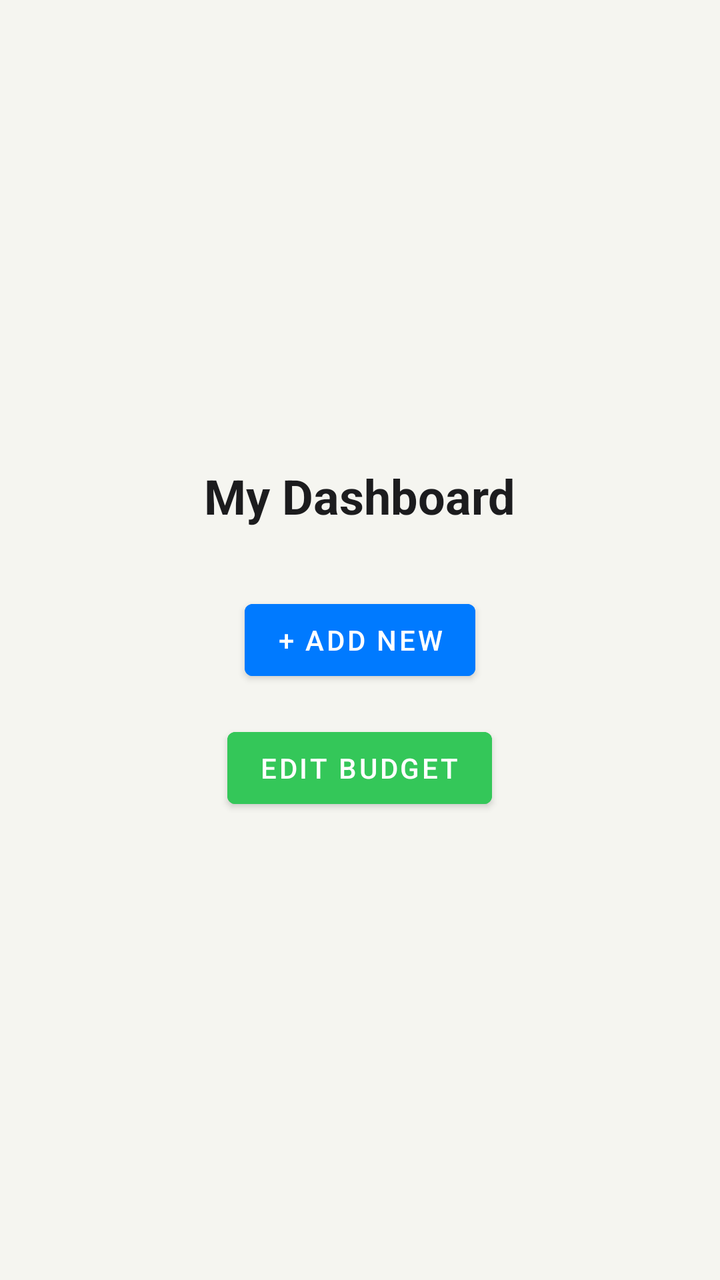
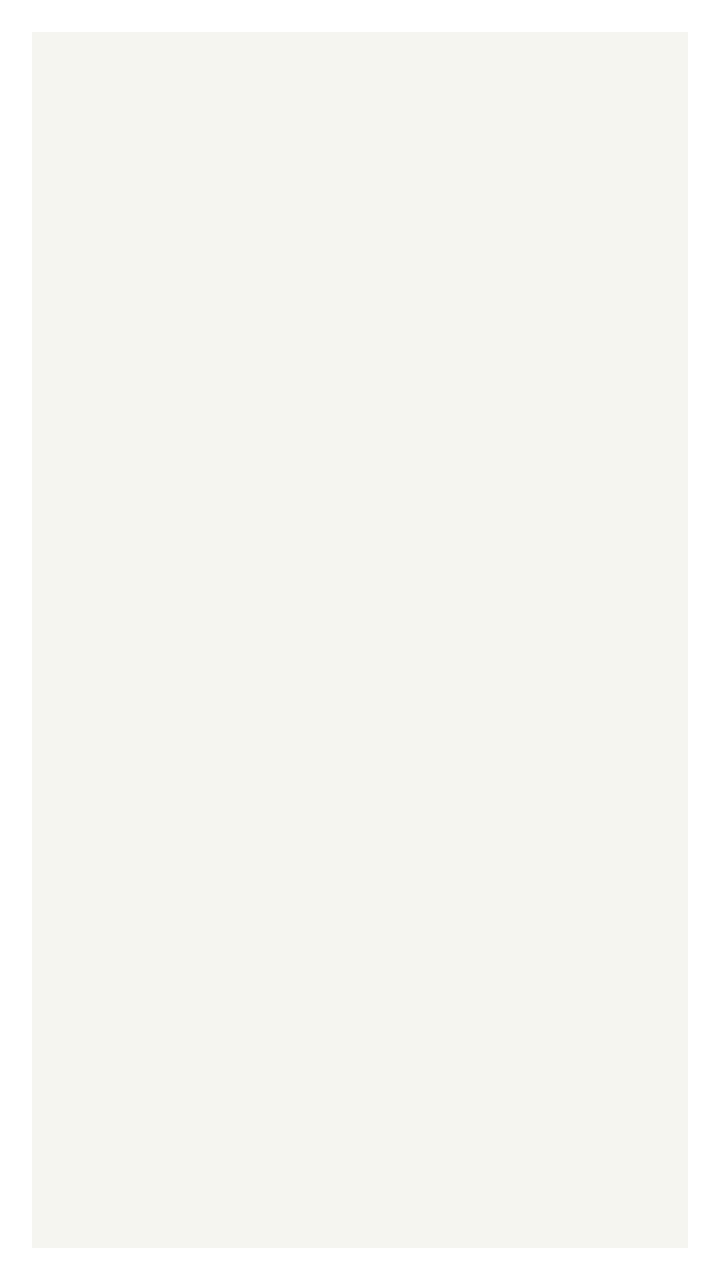

The first picture is an Android layout as it rendered before a commit; the second is the same layout after the commit. The layout source and the unified diff follow.
<!-- AndroidManifest.xml: application theme Theme.HarmonieBudgetAppKt -->
<!-- res/layout/fragment_home.xml -->
<?xml version="1.0" encoding="utf-8"?>
<LinearLayout xmlns:android="http://schemas.android.com/apk/res/android"
    android:layout_width="match_parent"
    android:layout_height="match_parent"
    android:orientation="vertical"
    android:gravity="center"
    android:padding="32dp"
    android:background="#F5F5F0">

    <TextView
        android:id="@+id/tv_dashboard"
        android:layout_width="wrap_content"
        android:layout_height="wrap_content"
        android:text="@string/my_dashboard"
        android:textSize="24sp"
        android:textColor="#1C1C1E"
        android:textStyle="bold" />

    <Button
        android:id="@+id/btn_add_new"
        android:layout_width="wrap_content"
        android:layout_height="wrap_content"
        android:text="@string/add_new"
        android:backgroundTint="#007AFF"
        android:textColor="#FFFFFF"
        android:layout_marginTop="32dp" />

    <Button
        android:id="@+id/btn_edit_budget"
        android:layout_width="wrap_content"
        android:layout_height="wrap_content"
        android:text="@string/edit_budget"
        android:backgroundTint="#34C759"
        android:textColor="#FFFFFF"
        android:layout_marginTop="16dp" />

</LinearLayout>
<!-- resources referenced by this layout -->
<resources>
  <string name="add_new">+ Add New</string>
  <string name="edit_budget">Edit Budget</string>
  <string name="my_dashboard">My Dashboard</string>
  <style name="Theme.HarmonieBudgetAppKt" parent="Theme.MaterialComponents.DayNight.NoActionBar">
          <item name="colorPrimary">#007AFF</item>
          <item name="colorPrimaryVariant">#007AFF</item>
          <item name="colorOnPrimary">#FFFFFF</item>
          <item name="colorSecondary">#34C759</item>
          <item name="colorOnSecondary">#FFFFFF</item>
          <item name="android:statusBarColor">#F5F5F0</item>
          <item name="android:windowLightStatusBar">true</item>
          <item name="android:background">#F5F5F0</item>
      </style>
</resources>

<!-- the commit's change to res/layout/fragment_home.xml (unified diff, before → after) -->
@@ -1,37 +1,17 @@
 <?xml version="1.0" encoding="utf-8"?>
-<LinearLayout xmlns:android="http://schemas.android.com/apk/res/android"
+<androidx.constraintlayout.widget.ConstraintLayout
+    xmlns:android="http://schemas.android.com/apk/res/android"
+    xmlns:app="http://schemas.android.com/apk/res-auto"
     android:layout_width="match_parent"
     android:layout_height="match_parent"
-    android:orientation="vertical"
-    android:gravity="center"
-    android:padding="32dp"
-    android:background="#F5F5F0">
+    android:background="#FFFFFF"
+    android:padding="16dp">
 
-    <TextView
-        android:id="@+id/tv_dashboard"
-        android:layout_width="wrap_content"
-        android:layout_height="wrap_content"
-        android:text="@string/my_dashboard"
-        android:textSize="24sp"
-        android:textColor="#1C1C1E"
-        android:textStyle="bold" />
+    
+    <androidx.recyclerview.widget.RecyclerView
+        android:id="@+id/rv_more_options"
+        android:layout_width="match_parent"
+        android:layout_height="match_parent"
+        app:layoutManager="androidx.recyclerview.widget.LinearLayoutManager" />
 
-    <Button
-        android:id="@+id/btn_add_new"
-        android:layout_width="wrap_content"
-        android:layout_height="wrap_content"
-        android:text="@string/add_new"
-        android:backgroundTint="#007AFF"
-        android:textColor="#FFFFFF"
-        android:layout_marginTop="32dp" />
-
-    <Button
-        android:id="@+id/btn_edit_budget"
-        android:layout_width="wrap_content"
-        android:layout_height="wrap_content"
-        android:text="@string/edit_budget"
-        android:backgroundTint="#34C759"
-        android:textColor="#FFFFFF"
-        android:layout_marginTop="16dp" />
-
-</LinearLayout>
+</androidx.constraintlayout.widget.ConstraintLayout>
<!-- resource entries referenced after the edit -->
@@ -1,8 +1,5 @@
 <!-- resources referenced by this layout -->
 <resources>
-  <string name="add_new">+ Add New</string>
-  <string name="edit_budget">Edit Budget</string>
-  <string name="my_dashboard">My Dashboard</string>
   <style name="Theme.HarmonieBudgetAppKt" parent="Theme.MaterialComponents.DayNight.NoActionBar">
           <item name="colorPrimary">#007AFF</item>
           <item name="colorPrimaryVariant">#007AFF</item>
